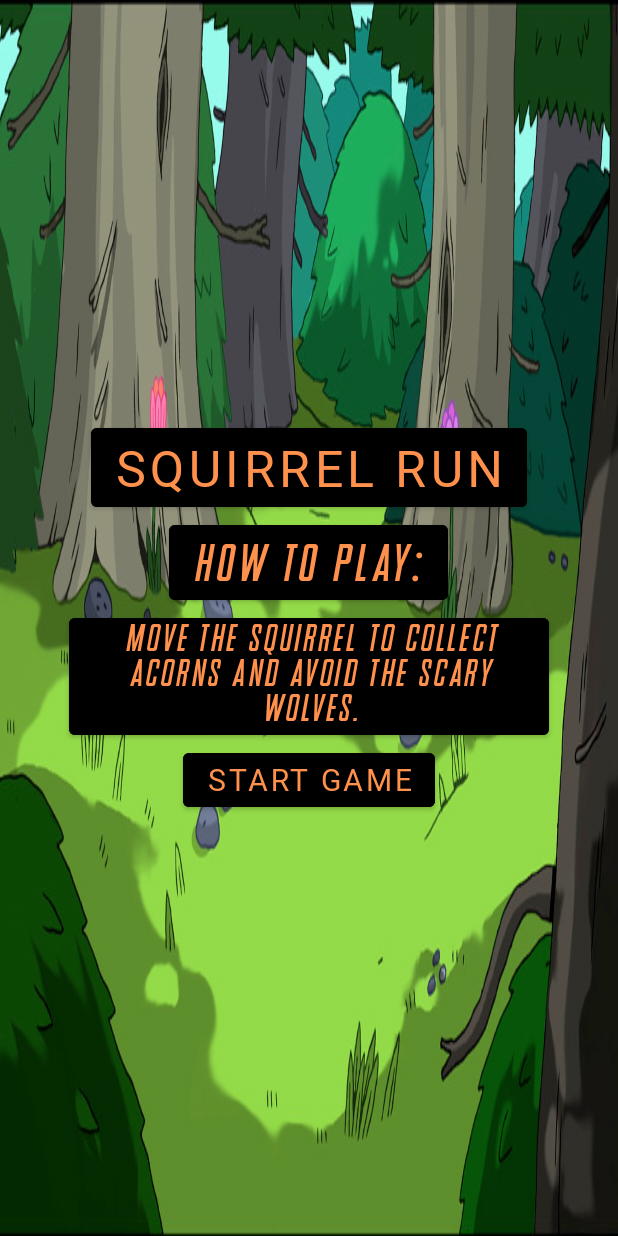
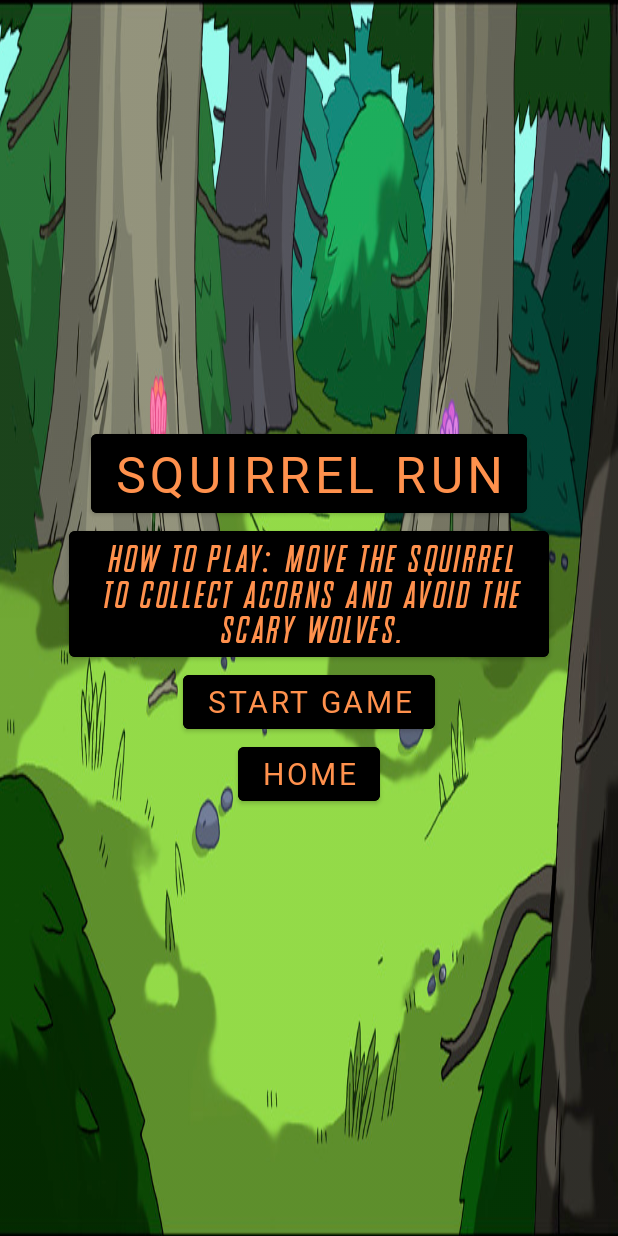
Before and after one commit to rahulpalla/SquirrelRun, an Android app: the StartActivity screen opened directly, with no data from a screen before it, on a phone screen of 412 x 824 dp. Run offline under Robolectric (Android 15) with nearby library versions, the phone set to English and light mode, and no system bars.

Commit message:
added home button to start page

```diff
--- a/app/src/main/java/com/example/squirrelrun/StartActivity.kt
+++ b/app/src/main/java/com/example/squirrelrun/StartActivity.kt
@@ -29,10 +29,17 @@ class StartActivity : AppCompatActivity() {
         binding = StartPageBinding.inflate(layoutInflater)
         setContentView(binding.root)
         binding.startBtn.setOnClickListener { launchGame() }
+        binding.homeBtn.setOnClickListener{launchHome()}
 
         createNotificationChannel()
         sendNotification()
     }
+
+    private fun launchHome(){
+        listIntent = Intent(this, MainActivity::class.java)
+        startActivity(listIntent)
+    }
+
     private fun launchGame() {
         listIntent = Intent(this, GameActivity::class.java)
         startActivity(listIntent)
--- a/app/src/main/res/layout/activity_main.xml
+++ b/app/src/main/res/layout/activity_main.xml
@@ -44,7 +44,7 @@
         android:id="@+id/setting_btn"
         android:layout_width="wrap_content"
         android:layout_height="wrap_content"
-        android:text="Feeback"
+        android:text="Feedback"
         android:fontFamily="@font/sporto"
         android:textSize="20sp"
         android:textColor="#ff914d"
--- a/app/src/main/res/layout/start_page.xml
+++ b/app/src/main/res/layout/start_page.xml
@@ -19,21 +19,21 @@
         android:textSize="33sp"
         android:textColor="#ff914d"
         android:backgroundTint="#000000"/>
-    <Button
-        android:id="@+id/how_to_play"
-        android:layout_width="wrap_content"
-        android:layout_height="wrap_content"
-        android:text="How to Play:"
-        android:fontFamily="@font/snes"
-        android:textSize="35sp"
-        android:textColor="#ff914d"
-        android:backgroundTint="#000000" />
+<!--    <Button-->
+<!--        android:id="@+id/how_to_play"-->
+<!--        android:layout_width="wrap_content"-->
+<!--        android:layout_height="wrap_content"-->
+<!--        android:text="How to Play:"-->
+<!--        android:fontFamily="@font/snes"-->
+<!--        android:textSize="35sp"-->
+<!--        android:textColor="#ff914d"-->
+<!--        android:backgroundTint="#000000" />-->
 
     <Button
         android:id="@+id/tutorial"
         android:layout_width="wrap_content"
         android:layout_height="wrap_content"
-        android:text="Move the squirrel to collect acorns and avoid the scary wolves."
+        android:text="How to Play: Move the squirrel to collect acorns and avoid the scary wolves."
         android:fontFamily="@font/snes"
         android:textSize="25sp"
         android:textColor="#ff914d"
@@ -49,5 +49,15 @@
         android:textColor="#ff914d"
         android:backgroundTint="#000000" />
 
+    <Button
+        android:id="@+id/home_btn"
+        android:layout_width="wrap_content"
+        android:layout_height="wrap_content"
+        android:text="Home"
+        android:fontFamily="@font/sporto"
+        android:textSize="20sp"
+        android:textColor="#ff914d"
+        android:backgroundTint="#000000" />
+
 
 </LinearLayout>
```
Also changed, not shown: app/src/main/res/layout/settings.xml (+2 -53 lines).
